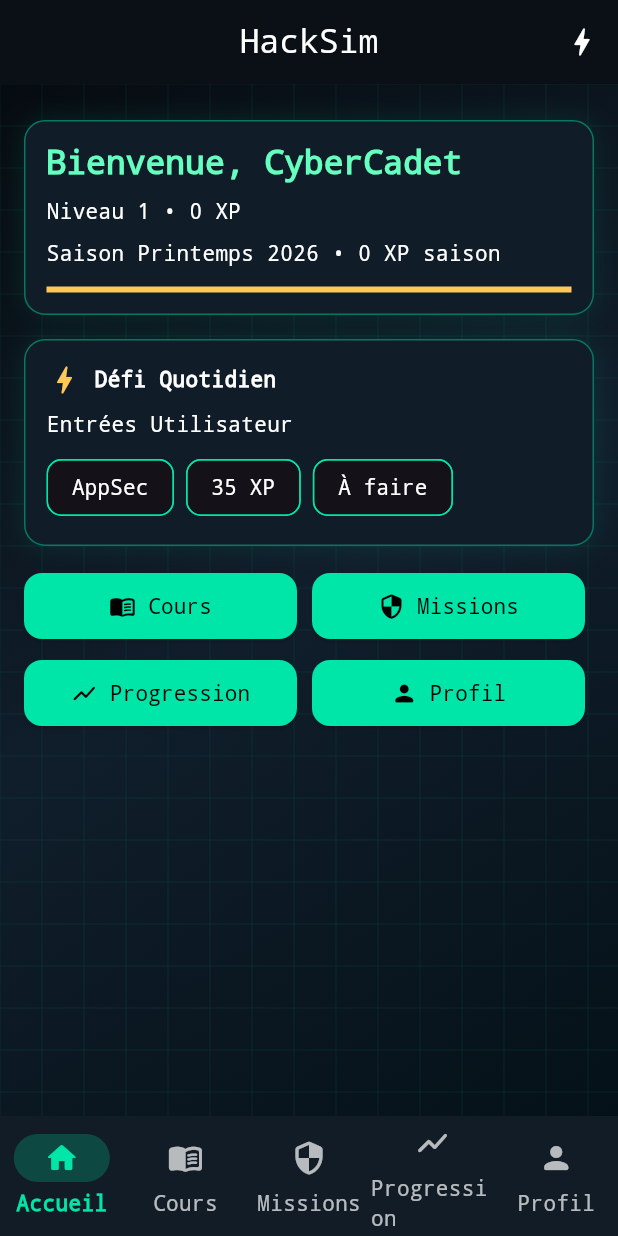
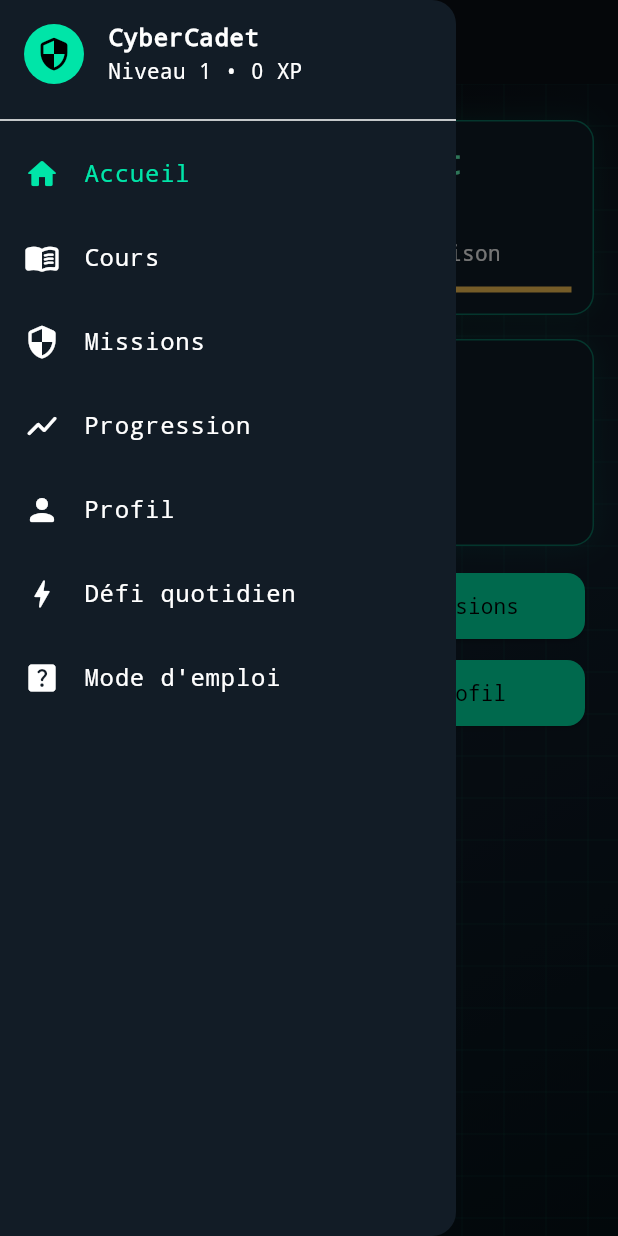
Before and after one commit to stephaneG-frep/hacksim, a Flutter app: the screen it shows after launch, with the side drawer open (before the commit the screen has no drawer), on a phone screen of 412 x 824 dp. Run offline on Flutter 3.47's test engine with Material 3 defaults, Android fonts, the phone set to English and light mode, and no system bars; our stand-ins replace shared_preferences.

Commit message:
drawer et mode d'emploi

```diff
--- a/lib/app.dart
+++ b/lib/app.dart
@@ -6,6 +6,7 @@ import 'features/courses/presentation/course_detail_screen.dart';
 import 'features/courses/presentation/course_quiz_screen.dart';
 import 'features/challenges/presentation/daily_challenge_screen.dart';
 import 'features/courses/presentation/courses_screen.dart';
+import 'features/help/presentation/user_guide_screen.dart';
 import 'features/home/presentation/home_screen.dart';
 import 'features/home/presentation/main_shell.dart';
 import 'features/missions/presentation/mission_detail_screen.dart';
@@ -30,6 +31,7 @@ class HackSimApp extends StatelessWidget {
           home: MainShell(controller: controller),
           routes: {
             DailyChallengeScreen.routeName: (_) => DailyChallengeScreen(controller: controller),
+            UserGuideScreen.routeName: (_) => const UserGuideScreen(),
             CoursesScreen.routeName: (_) => CoursesScreen(controller: controller),
             MissionsScreen.routeName: (_) => MissionsScreen(controller: controller),
             ProgressionScreen.routeName: (_) => ProgressionScreen(controller: controller),
--- a/lib/features/home/presentation/main_shell.dart
+++ b/lib/features/home/presentation/main_shell.dart
@@ -3,6 +3,7 @@ import 'package:flutter/material.dart';
 import '../../../core/state/hacksim_controller.dart';
 import '../../challenges/presentation/daily_challenge_screen.dart';
 import '../../courses/presentation/courses_screen.dart';
+import '../../help/presentation/user_guide_screen.dart';
 import '../../missions/presentation/missions_screen.dart';
 import '../../profile/presentation/profile_screen.dart';
 import '../../progression/presentation/progression_screen.dart';
@@ -28,26 +29,82 @@ class _MainShellState extends State<MainShell> {
       MissionsScreen(controller: widget.controller, embedded: true),
       ProgressionScreen(controller: widget.controller, embedded: true),
       ProfileScreen(controller: widget.controller, embedded: true),
+      DailyChallengeScreen(controller: widget.controller, embedded: true),
+      const UserGuideScreen(embedded: true),
     ];
 
-    final titles = ['HackSim', 'Cours', 'Missions', 'Progression', 'Profil'];
+    final titles = [
+      'HackSim',
+      'Cours',
+      'Missions',
+      'Progression',
+      'Profil',
+      'Défi Quotidien',
+      'Mode d\'emploi',
+    ];
 
     return Scaffold(
       appBar: AppBar(
         title: Text(titles[_index]),
-        actions: [
-          IconButton(
-            tooltip: 'Défi quotidien',
-            onPressed: () {
-              Navigator.of(context).push(
-                MaterialPageRoute<void>(
-                  builder: (_) => DailyChallengeScreen(controller: widget.controller),
+      ),
+      drawer: Drawer(
+        child: SafeArea(
+          child: Column(
+            children: [
+              ListTile(
+                title: Text(
+                  widget.controller.pseudo,
+                  style: const TextStyle(fontWeight: FontWeight.w700),
                 ),
-              );
-            },
-            icon: const Icon(Icons.bolt_rounded),
+                subtitle: Text('Niveau ${widget.controller.level} • ${widget.controller.totalXp} XP'),
+                leading: const CircleAvatar(child: Icon(Icons.security_rounded)),
+              ),
+              const Divider(),
+              _DrawerItem(
+                icon: Icons.home_rounded,
+                label: 'Accueil',
+                selected: _index == 0,
+                onTap: () => _goTo(0),
+              ),
+              _DrawerItem(
+                icon: Icons.menu_book_rounded,
+                label: 'Cours',
+                selected: _index == 1,
+                onTap: () => _goTo(1),
+              ),
+              _DrawerItem(
+                icon: Icons.security_rounded,
+                label: 'Missions',
+                selected: _index == 2,
+                onTap: () => _goTo(2),
+              ),
+              _DrawerItem(
+                icon: Icons.show_chart_rounded,
+                label: 'Progression',
+                selected: _index == 3,
+                onTap: () => _goTo(3),
+              ),
+              _DrawerItem(
+                icon: Icons.person_rounded,
+                label: 'Profil',
+                selected: _index == 4,
+                onTap: () => _goTo(4),
+              ),
+              _DrawerItem(
+                icon: Icons.bolt_rounded,
+                label: 'Défi quotidien',
+                selected: _index == 5,
+                onTap: () => _goTo(5),
+              ),
+              _DrawerItem(
+                icon: Icons.help_center_rounded,
+                label: 'Mode d\'emploi',
+                selected: _index == 6,
+                onTap: () => _goTo(6),
+              ),
+            ],
           ),
-        ],
+        ),
       ),
       body: AnimatedSwitcher(
         duration: const Duration(milliseconds: 280),
@@ -58,17 +115,35 @@ class _MainShellState extends State<MainShell> {
           child: tabs[_index],
         ),
       ),
-      bottomNavigationBar: NavigationBar(
-        selectedIndex: _index,
-        onDestinationSelected: (value) => setState(() => _index = value),
-        destinations: const [
-          NavigationDestination(icon: Icon(Icons.home_rounded), label: 'Accueil'),
-          NavigationDestination(icon: Icon(Icons.menu_book_rounded), label: 'Cours'),
-          NavigationDestination(icon: Icon(Icons.security_rounded), label: 'Missions'),
-          NavigationDestination(icon: Icon(Icons.show_chart_rounded), label: 'Progression'),
-          NavigationDestination(icon: Icon(Icons.person_rounded), label: 'Profil'),
-        ],
-      ),
+    );
+  }
+
+  void _goTo(int index) {
+    Navigator.of(context).pop();
+    setState(() => _index = index);
+  }
+}
+
+class _DrawerItem extends StatelessWidget {
+  const _DrawerItem({
+    required this.icon,
+    required this.label,
+    required this.selected,
+    required this.onTap,
+  });
+
+  final IconData icon;
+  final String label;
+  final bool selected;
+  final VoidCallback onTap;
+
+  @override
+  Widget build(BuildContext context) {
+    return ListTile(
+      leading: Icon(icon),
+      title: Text(label),
+      selected: selected,
+      onTap: onTap,
     );
   }
 }
```
Also changed, not shown: lib/features/help/presentation/user_guide_screen.dart (added, +79 -0 lines).
